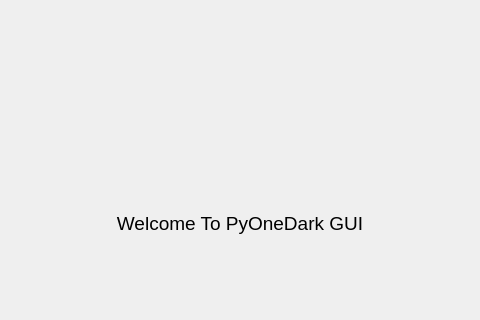
Qt form gui/uis/pages/main_pages.ui (Zimrahin/pyOneDark_mod) before a commit; both pictures show x 190 to 670 and y 140 to 460 of the 860 by 600 pixel window.
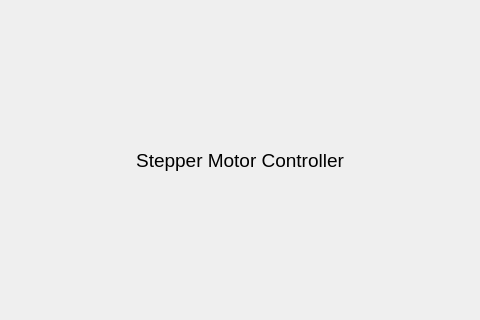
The same form after that commit. The open tabs and pages were chosen to show the change.

Commit message: solved all apparent bugs and adapted the template for its use with the stepper motor controller gui

Patch:
```diff
--- a/gui/uis/pages/main_pages.ui
+++ b/gui/uis/pages/main_pages.ui
@@ -90,49 +90,10 @@
           <property name="bottomMargin">
            <number>0</number>
           </property>
-          <item>
-           <widget class="QFrame" name="logo">
-            <property name="minimumSize">
-             <size>
-              <width>300</width>
-              <height>120</height>
-             </size>
-            </property>
-            <property name="maximumSize">
-             <size>
-              <width>300</width>
-              <height>120</height>
-             </size>
-            </property>
-            <property name="frameShape">
-             <enum>QFrame::NoFrame</enum>
-            </property>
-            <property name="frameShadow">
-             <enum>QFrame::Raised</enum>
-            </property>
-            <layout class="QVBoxLayout" name="logo_layout">
-             <property name="spacing">
-              <number>0</number>
-             </property>
-             <property name="leftMargin">
-              <number>0</number>
-             </property>
-             <property name="topMargin">
-              <number>0</number>
-             </property>
-             <property name="rightMargin">
-              <number>0</number>
-             </property>
-             <property name="bottomMargin">
-              <number>0</number>
-             </property>
-            </layout>
-           </widget>
-          </item>
           <item>
            <widget class="QLabel" name="label">
             <property name="text">
-             <string>Welcome To PyOneDark GUI</string>
+             <string>Stepper Motor Controller</string>
             </property>
             <property name="alignment">
              <set>Qt::AlignCenter</set>
```
Left out of the diff: 21 changed lines with no effect on the pictures. The commit also changes 12 other files.
